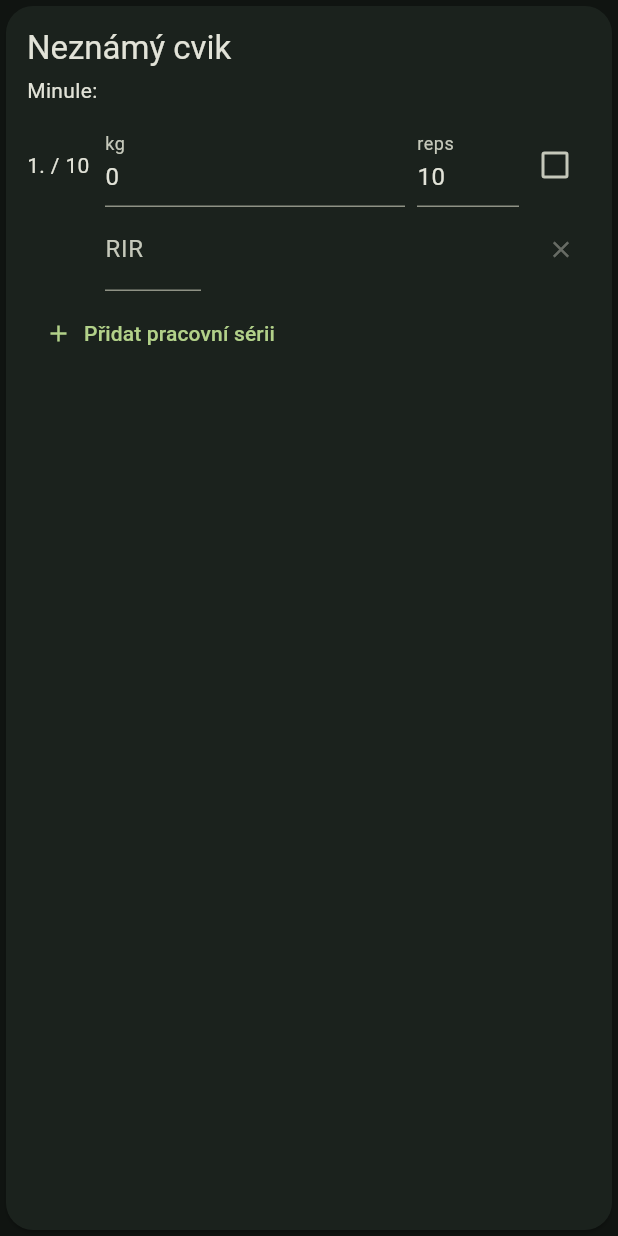
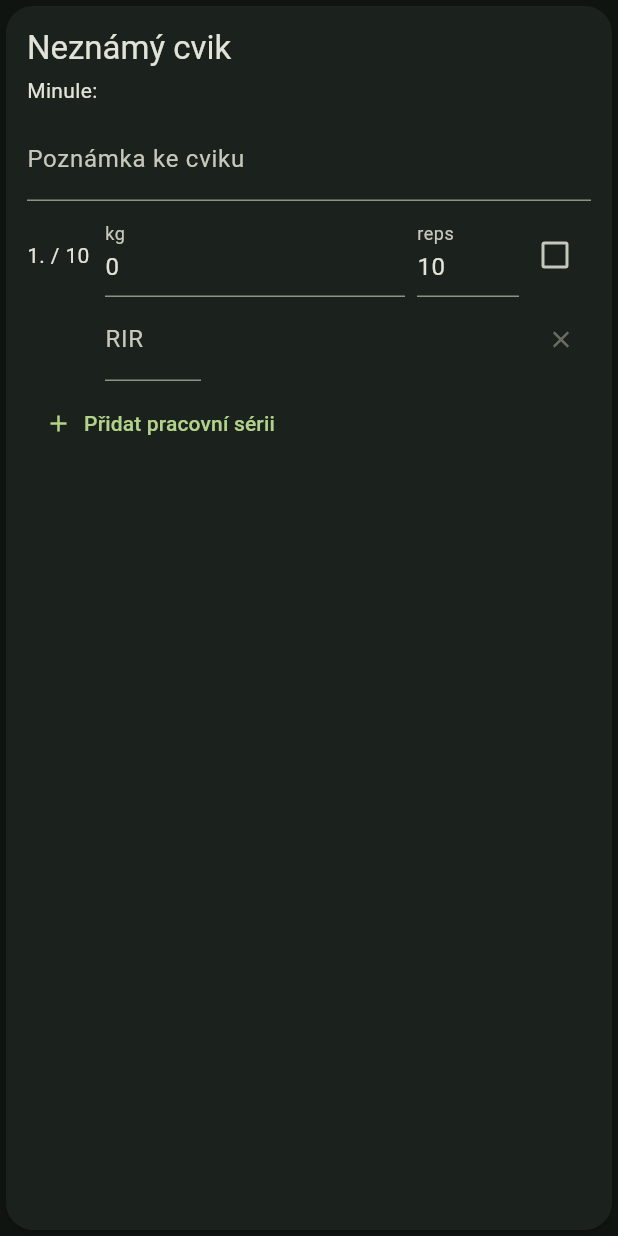
Before and after one commit to radys-s/athlete-os, a Flutter app: the _ExerciseCard widget shown alone on an empty page, opened directly with empty values, after a tap on "Přidat pracovní sérii", on a phone screen of 412 x 824 dp. Run offline on Flutter 3.47's test engine with Material 3 defaults, Android fonts, the phone set to English and light mode, and no system bars; our stand-ins replace drift, file_picker, fl_chart, image_picker, sqflite, supabase_flutter; missing offline and left inert: sqlite3; accounts and stored records are empty; generated files the repository leaves out were written again.

Commit message:
Poznámka ke cviku v tréninku, historii a detailu
Co-Authored-By: Claude Sonnet 5.5 <noreply@anthropic.com>

```diff
--- a/lib/models.dart
+++ b/lib/models.dart
@@ -243,6 +243,7 @@ class WorkoutExercise {
   /// later plan edits.
   PlanExercise? rule;
   bool weightPr;
+  String note;
   final Map<String, dynamic> extra;
 
   WorkoutExercise({
@@ -251,10 +252,12 @@ class WorkoutExercise {
     required this.sets,
     this.rule,
     this.weightPr = false,
+    this.note = '',
     Map<String, dynamic>? extra,
   }) : extra = extra ?? {};
 
   static const _known = {
+    'note',
     'exerciseId',
     'planExerciseId',
     'sets',
@@ -276,12 +279,14 @@ class WorkoutExercise {
       sets: asMaps(json['sets']).map(WorkoutSet.fromJson).toList(),
       rule: rule,
       weightPr: json['weightPr'] == true,
+      note: json['note'] as String? ?? '',
       extra: _extra(json, _known),
     );
   }
 
   Map<String, dynamic> toJson() => {
     ...extra,
+    if (note.trim().isNotEmpty) 'note': note,
     'exerciseId': exerciseId,
     if (planExerciseId != null) 'planExerciseId': planExerciseId,
     'targets': sets.map((s) => s.target).toList(),
--- a/lib/ui/history_page.dart
+++ b/lib/ui/history_page.dart
@@ -86,7 +86,8 @@ class _SessionCard extends StatelessWidget {
               child: Text(
                 '${exercise.weightPr ? '🏆 PR · ' : ''}'
                 '${exerciseName(exercise.exerciseId, app.customExercises)}: '
-                '${exercise.workSets.where((s) => s.done).map((s) => '${fmtNum(s.weight)} kg × ${s.reps}').join(' · ')}',
+                '${exercise.workSets.where((s) => s.done).map((s) => '${fmtNum(s.weight)} kg × ${s.reps}').join(' · ')}'
+                '${exercise.note.trim().isEmpty ? '' : ' · 📝 ${exercise.note}'}',
               ),
             ),
           if (app.mode != 'Simple')
--- a/lib/ui/workout_page.dart
+++ b/lib/ui/workout_page.dart
@@ -271,6 +271,15 @@ class _ExerciseCardState extends State<_ExerciseCard> {
                   : 'Minule: ${previous.workSets.where((s) => s.done).map((s) => '${fmtNum(s.weight)} kg × ${s.reps}').join(' · ')}',
             ),
             const SizedBox(height: 8),
+            TextFormField(
+              initialValue: exercise.note,
+              decoration: const InputDecoration(labelText: 'Poznámka ke cviku'),
+              onChanged: (v) {
+                exercise.note = v;
+                app.touchActive();
+              },
+            ),
+            const SizedBox(height: 4),
             for (var j = 0; j < exercise.sets.length; j++)
               SetRow(
                 key: ObjectKey(exercise.sets[j]),
```
Also changed, not shown: lib/ui/history_detail.dart (+7 -0 lines).
